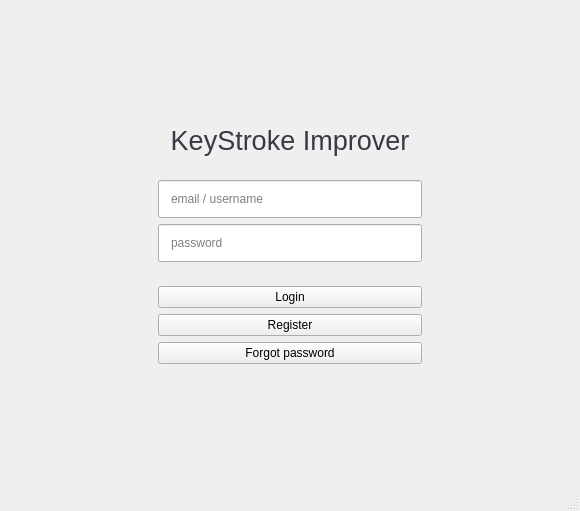
The window that login.ui (Prakash5209/typing_tutor) describes before a commit, drawn with Qt 5.
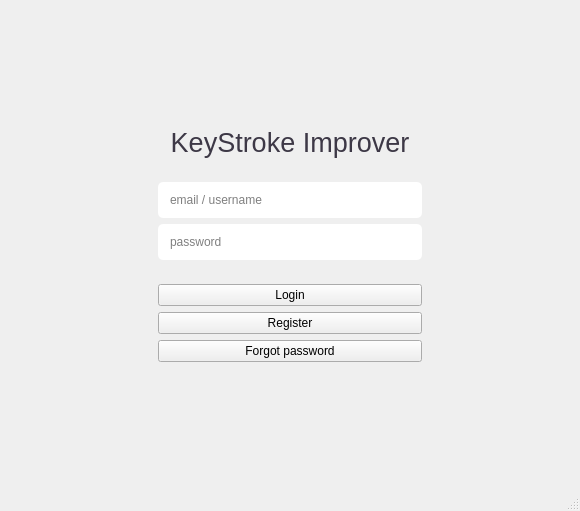
The same window after the commit.

Patch:
```diff
--- a/login.ui
+++ b/login.ui
@@ -130,7 +130,8 @@
           <item>
            <widget class="QLineEdit" name="usernamelineEdit">
             <property name="styleSheet">
-             <string notr="true">padding:10px;</string>
+             <string notr="true">padding:10px;
+border-radius:5px;</string>
             </property>
             <property name="placeholderText">
              <string>email / username</string>
@@ -141,6 +142,7 @@
            <widget class="QLineEdit" name="passwordlineEdit">
             <property name="styleSheet">
              <string notr="true">padding:10px;
+border-radius:5px;
 </string>
             </property>
             <property name="placeholderText">
```
